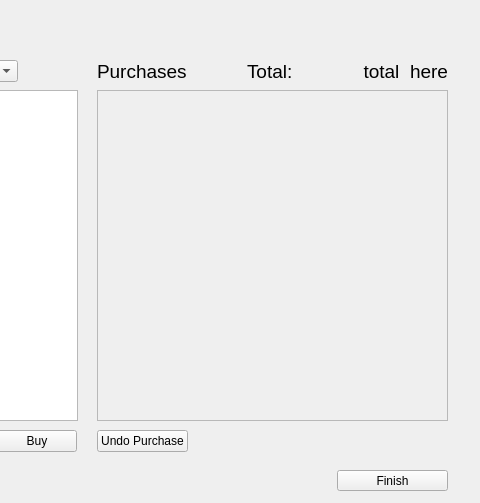
First picture: the form in StadiumTourProject/souvenirshop.ui, repository joeyCampbelll/CS1D-Project-2, before the edit; both pictures show x 323 to 803 and y 0 to 503 of the 803 by 503 pixel window.
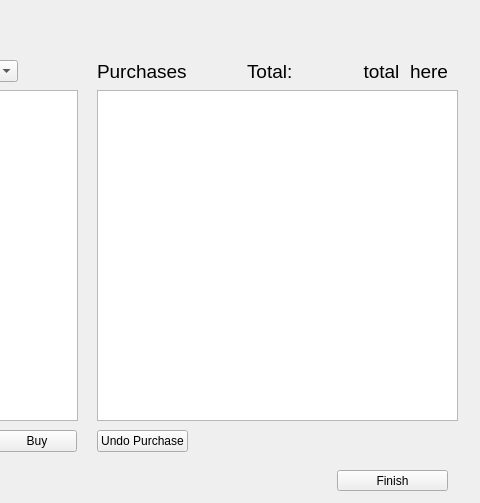
Second picture: the form after the edit.

```diff
--- a/StadiumTourProject/souvenirshop.ui
+++ b/StadiumTourProject/souvenirshop.ui
@@ -82,39 +82,6 @@
     <string>Finish</string>
    </property>
   </widget>
-  <widget class="QScrollArea" name="purchasedArea">
-   <property name="geometry">
-    <rect>
-     <x>420</x>
-     <y>90</y>
-     <width>351</width>
-     <height>331</height>
-    </rect>
-   </property>
-   <property name="font">
-    <font>
-     <family>Courier New</family>
-     <weight>75</weight>
-     <bold>true</bold>
-    </font>
-   </property>
-   <property name="autoFillBackground">
-    <bool>true</bool>
-   </property>
-   <property name="widgetResizable">
-    <bool>true</bool>
-   </property>
-   <widget class="QWidget" name="scrollAreaWidgetContents">
-    <property name="geometry">
-     <rect>
-      <x>0</x>
-      <y>0</y>
-      <width>349</width>
-      <height>329</height>
-     </rect>
-    </property>
-   </widget>
-  </widget>
   <widget class="QLabel" name="label_2">
    <property name="geometry">
     <rect>
@@ -167,6 +134,16 @@
     <string>Undo Purchase</string>
    </property>
   </widget>
+  <widget class="QListWidget" name="purchaseListWidget">
+   <property name="geometry">
+    <rect>
+     <x>420</x>
+     <y>90</y>
+     <width>361</width>
+     <height>331</height>
+    </rect>
+   </property>
+  </widget>
  </widget>
  <resources/>
  <connections/>
```
